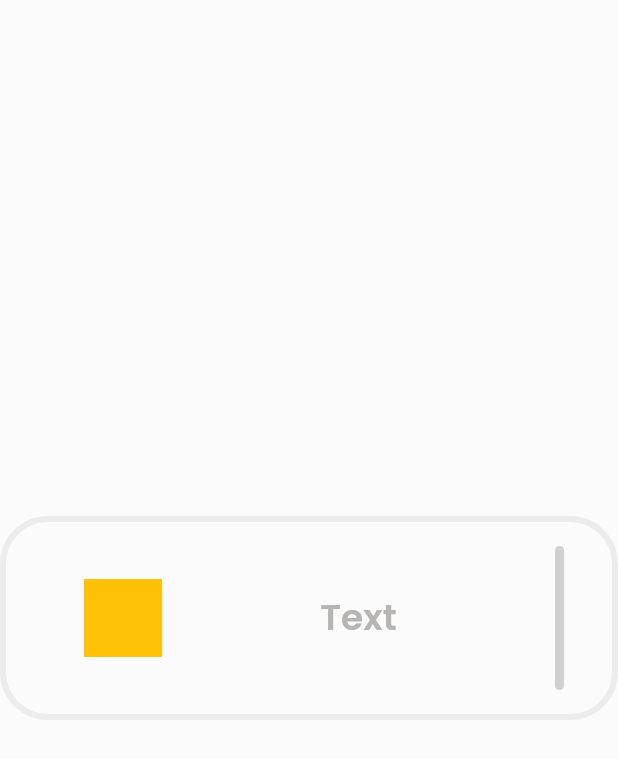
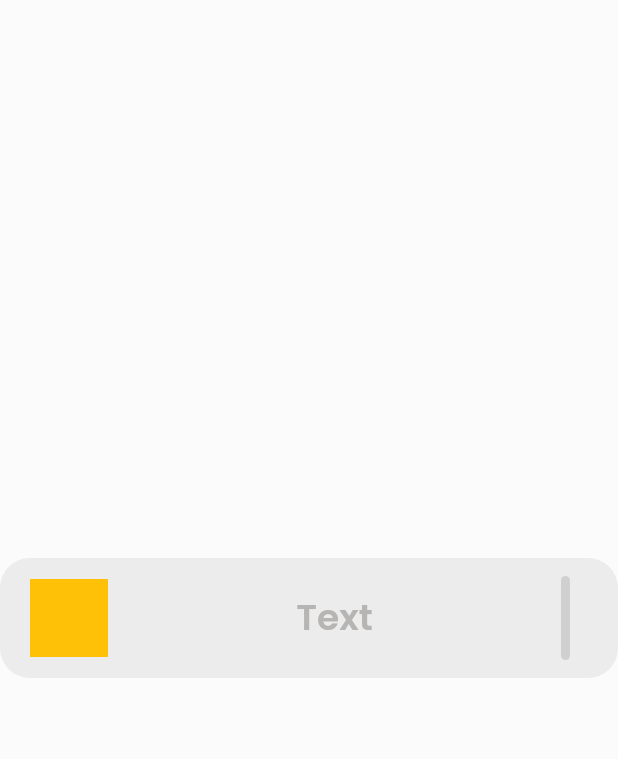
Before and after one commit to athiruj/communication_for_mobile_app_and_esp_module, a Flutter app: the screen it shows after launch, on a phone screen of 412 x 824 dp. Shown: the top 759 px of the screen. Run offline on Flutter 3.47's test engine with Material 2 defaults, Android fonts, the light colour scheme and no system bars.

Commit message:
MediumBox classes

```diff
--- a/lib/main.dart
+++ b/lib/main.dart
@@ -372,7 +372,7 @@
   @override
   Widget build(BuildContext context) {
     return const Center(
-      child: OutlineBox("Text"),
+      child: MediumBox("Text"),
     );
   }
 }
@@ -388,8 +388,8 @@
       padding: const EdgeInsets.only(
         left: 52,
         right: 32,
-        top: 16,
-        bottom: 16,
+        top: 12,
+        bottom: 12,
       ),
       decoration: BoxDecoration(
         borderRadius: BorderRadius.circular(32),
@@ -480,8 +480,8 @@
       padding: const EdgeInsets.only(
         left: 52,
         right: 32,
-        top: 16,
-        bottom: 16,
+        top: 12,
+        bottom: 12,
       ),
       decoration: BoxDecoration(
         border:
@@ -512,6 +512,51 @@
     );
   }
 }
+
+class MediumBox extends StatelessWidget {
+  final String text;
+  final StatusBar? statusBar;
+  const MediumBox(this.text, {super.key, this.statusBar});
+
+  @override
+  Widget build(BuildContext context) {
+    return Container(
+      padding: const EdgeInsets.only(
+        left: 20,
+        right: 32,
+        top: 12,
+        bottom: 12,
+      ),
+      decoration: BoxDecoration(
+        borderRadius: BorderRadius.circular(20),
+        color: Theme.of(context).colorScheme.surface,
+      ),
+      constraints: const BoxConstraints.expand(
+        height: 80,
+      ),
+      child: Row(
+        mainAxisAlignment: MainAxisAlignment.spaceBetween,
+        crossAxisAlignment: CrossAxisAlignment.center,
+        children: [
+          Container(
+            color: Colors.amber,
+            height: 52,
+            width: 52,
+          ),
+          Text(
+            text,
+            style: Theme.of(context).primaryTextTheme.titleMedium?.copyWith(
+                  color: Theme.of(context).colorScheme.onSurface,
+                ),
+          ),
+          statusBar ?? const StatusBar()
+        ],
+      ),
+    );
+  }
+}
+
+
 
 /// Status Bar cover the parent height
 /// * StatusBar()
```
